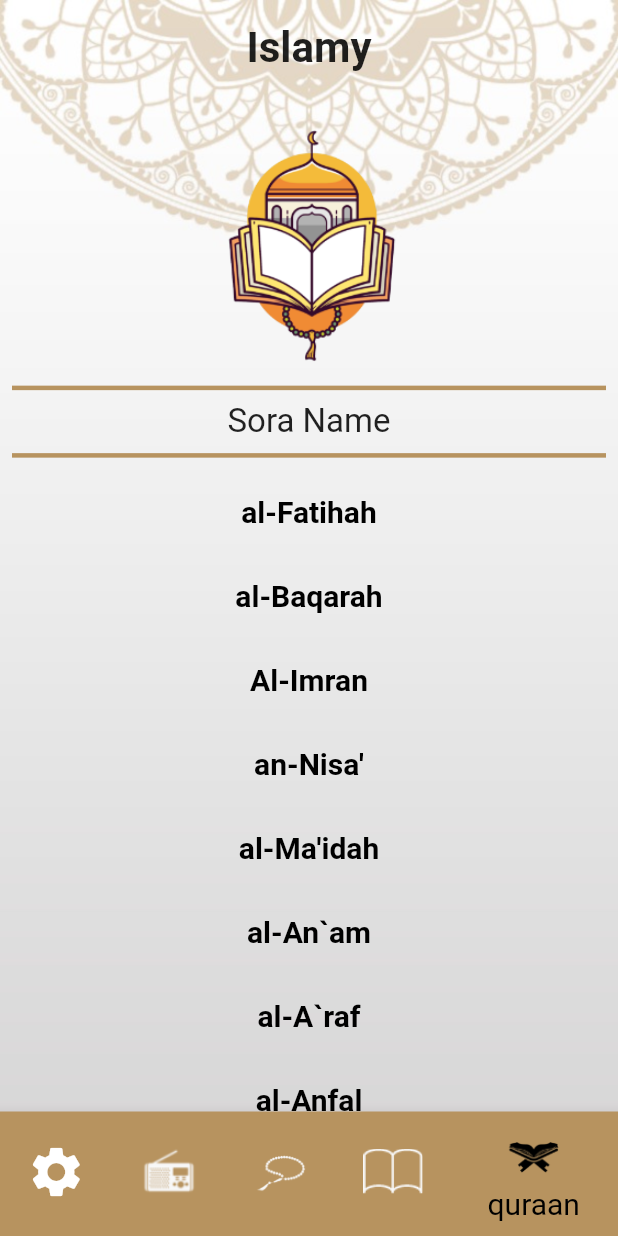
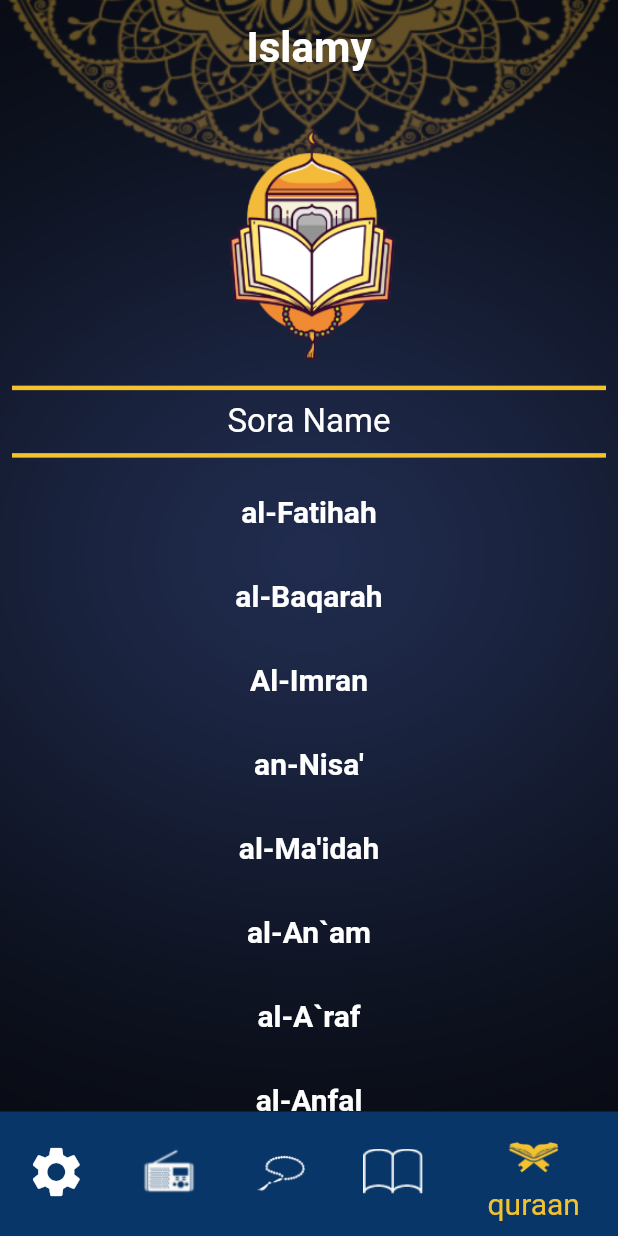
Before and after one commit to Youssef-Bassem/IslamiApp, a Flutter app: the screen it shows after launch, on a phone screen of 412 x 824 dp. Run offline on Flutter 3.47's test engine with Material 2 defaults, Android fonts, the phone set to English and light mode, and no system bars; our stand-ins replace shared_preferences; generated files the repository leaves out were written again.

Commit message:
Added shared preferences feature

```diff
--- a/lib/Main.dart
+++ b/lib/Main.dart
@@ -6,13 +6,16 @@ import 'package:task4_training/SideMenu.dart';
 import 'package:task4_training/Sowar.dart';
 import 'package:task4_training/Tasbeeh.dart';
 import 'package:task4_training/Radio.dart';
+import 'package:task4_training/UserPreferences.dart';
 import 'package:task4_training/l10n/l10n.dart';
 import 'ThemeData.dart';
-import 'suracontent.dart';
 import 'package:flutter_gen/gen_l10n/app_localizations.dart';
 import 'appprovider.dart';
+import 'UserPreferences.dart';
 
-void main() {
+Future main() async{
+  WidgetsFlutterBinding.ensureInitialized();
+  await UserPreferences.init();
   runApp(MyApp());
 }
 
@@ -40,14 +43,14 @@ class _MyAppState extends State<MyApp> {
   @override
   Widget build(BuildContext context) {
 
-    //provider = Provider.of<AppConfigProvider>(context);
-
     return ChangeNotifierProvider(
       create: (buildContext){
         return AppProvider();
       },
       builder: (buildContext, widget){
         final provider = Provider.of<AppProvider>(buildContext);
+        provider.themeMode = UserPreferences.getThemePreference();
+        provider.currentLanguage = UserPreferences.getLanguage();
         return MaterialApp(
           themeMode: provider.themeMode,
           theme: Theme_Data.Light_Theme,
--- a/lib/Sowar.dart
+++ b/lib/Sowar.dart
@@ -89,7 +89,7 @@ class Quran extends StatelessWidget {
                                   suraname: (provider.currentLanguage=='ar')?
                                   sorafileAr.SowarArabicList[index]:
                                   sorafileEn.SowarEnglishList[index],
-                                  path: path + '1.txt'),
+                                  path: path + '$index.txt'),
                             ),
                           );
                         },
--- /dev/null
+++ b/lib/UserPreferences.dart
@@ -0,0 +1,39 @@
+import 'package:shared_preferences/shared_preferences.dart';
+import 'package:flutter/material.dart';
+
+class UserPreferences {
+  static late SharedPreferences _preferences;
+
+  static const _language = 'language';
+
+  static const _theme = 'theme';
+
+  static Future init() async =>
+      _preferences = await SharedPreferences.getInstance();
+
+  static Future setLanguage(String language) async =>
+      await _preferences.setString(_language, language);
+
+  static String getLanguage() => _preferences.getString(_language).toString();
+
+  static Future saveThemePreference(ThemeMode _themeMode) async {
+    String name;
+    if (_themeMode == ThemeMode.light) {
+      name = 'light';
+    }
+    else {
+      name = 'dark';
+    }
+    _preferences.setString(_theme, name);
+  }
+
+  static ThemeMode getThemePreference() {
+
+    String theme = _preferences.getString(_theme).toString();
+
+    if (theme == 'light')
+      return ThemeMode.light;
+    else
+      return ThemeMode.dark;
+  }
+}
--- a/lib/l10n/app_ar.arb
+++ b/lib/l10n/app_ar.arb
@@ -8,6 +8,7 @@
     "elahades" : "الأحاديث",
     "language" : "اللغة",
     "themes" : "الموضوعات",
+    "sora" : "سورة",
     "radioCaption" : "إذاعة القرآن الكريم",
     "h1" : "الحديث الأول",
     "h2" : "الحديث الثاني",
--- a/lib/l10n/app_en.arb
+++ b/lib/l10n/app_en.arb
@@ -8,6 +8,7 @@
     "elahades" : "Ahades",
     "language" : "Language",
     "themes" : "Themes",
+    "sora" : "Soret",
     "radioCaption" : "Ezaat ElQuraan ElKareem",
     "h1" : " Hadess 1",
     "h2" : " Hadess 2",
--- a/lib/suracontent.dart
+++ b/lib/suracontent.dart
@@ -81,7 +81,7 @@ class SuracontentState extends State<Suracontent> {
                   padding: const EdgeInsets.only(top: 150.0),
                   child: Center(
                     child: Text(
-                      'سورة ' + widget.suraname,
+                      AppLocalizations.of(context)!.sora +' ' + widget.suraname,
                       style: TextStyle(fontSize: 20.0),
                     ),
                   ),
--- a/pubspec.yaml
+++ b/pubspec.yaml
@@ -27,6 +27,7 @@ dependencies:
     sdk: flutter
   intl: ^0.17.0
   provider: ^5.0.0
+  shared_preferences: ^2.0.6
 
 
   # The following adds the Cupertino Icons font to your application.
```
Also changed, not shown: lib/appprovider.dart (+20 -19 lines), pubspec.lock.
